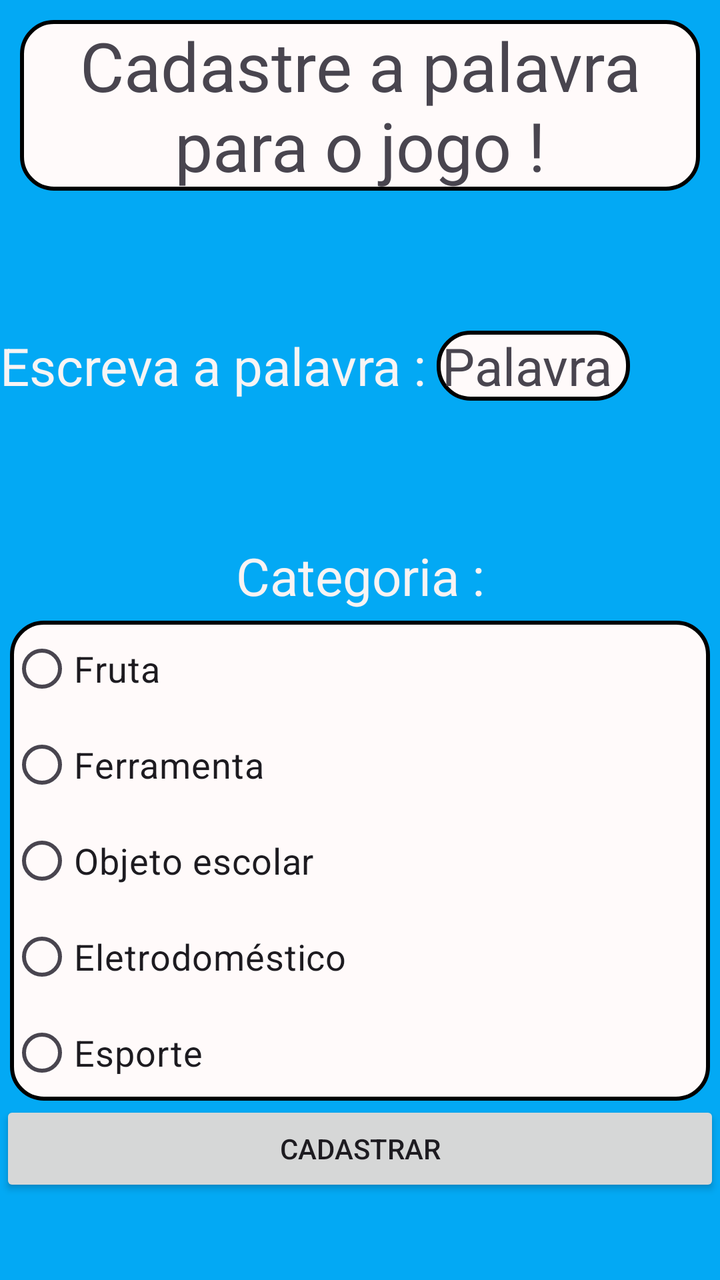
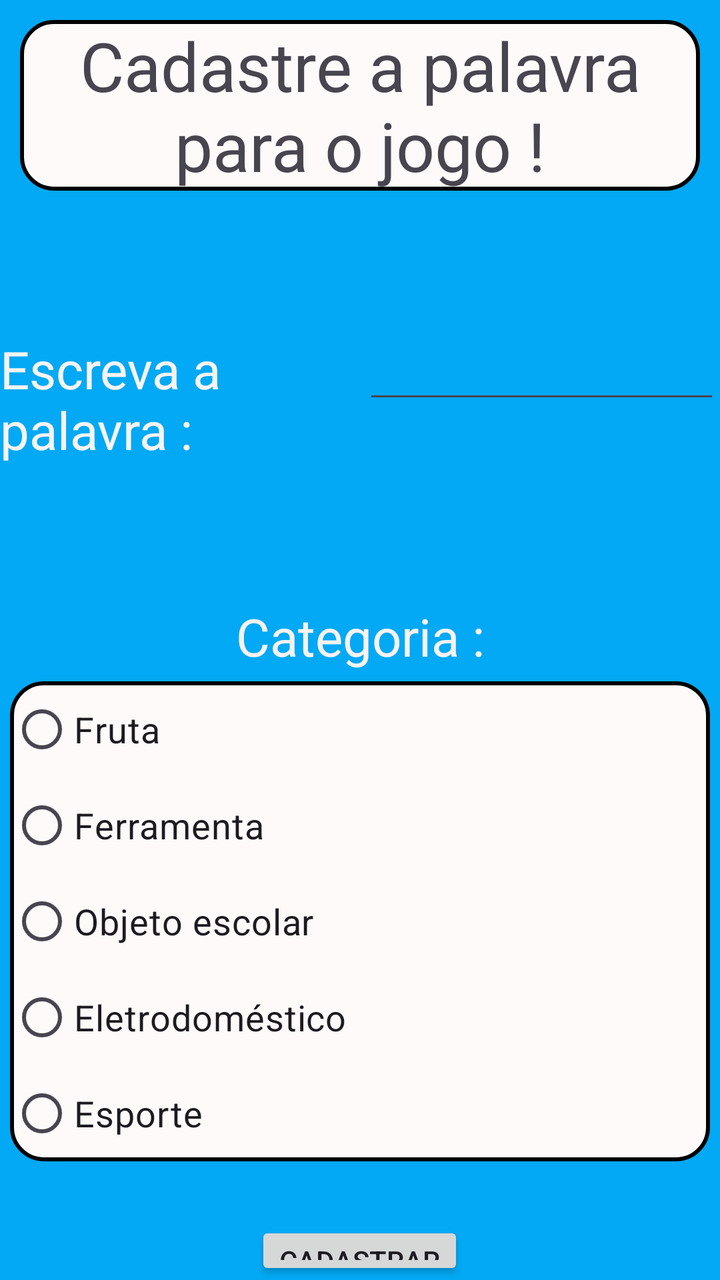

An Android layout rendered at two revisions. The XML below is the earlier revision; the diff shows what the commit changed to produce the second picture.
<!-- AndroidManifest.xml: application theme Theme.JogoForca -->
<!-- res/layout/activity_tela3_cadastro.xml -->
<?xml version="1.0" encoding="utf-8"?>
<LinearLayout xmlns:android="http://schemas.android.com/apk/res/android"
    xmlns:app="http://schemas.android.com/apk/res-auto"
    xmlns:tools="http://schemas.android.com/tools"
    android:id="@+id/main"
    android:layout_width="match_parent"
    android:layout_height="match_parent"
    android:background="#03A9F4"
    android:orientation="vertical"
    tools:context=".Tela3_Cadastro">

    <LinearLayout
        android:layout_width="match_parent"
        android:layout_height="wrap_content"
        android:layout_margin="10dp"
        android:background="@drawable/borda"
        android:orientation="vertical">

        <TextView
            android:id="@+id/textView5"
            android:layout_width="match_parent"
            android:layout_height="wrap_content"
            android:layout_weight="0.25"
            android:gravity="center"
            android:text="Cadastre a palavra para o jogo !"
            android:textSize="34sp" />

    </LinearLayout>

    <LinearLayout
        android:layout_width="match_parent"
        android:layout_height="wrap_content"
        android:layout_marginTop="60sp"
        android:orientation="horizontal">

        <TextView
            android:id="@+id/textView12"
            android:layout_width="wrap_content"
            android:layout_height="wrap_content"
            android:layout_weight="1"
            android:text="Escreva a palavra :"
            android:textColor="#F8F4F4"
            android:textSize="26sp" />

        <TextView
            android:id="@+id/textView11"
            android:layout_width="wrap_content"
            android:layout_height="wrap_content"
            android:layout_marginRight="45dp"
            android:layout_weight="1"
            android:background="@drawable/borda"
            android:gravity="center"
            android:text="Palavra "
            android:textSize="26sp" />
    </LinearLayout>

    <LinearLayout
        android:layout_width="match_parent"
        android:layout_height="wrap_content"
        android:layout_marginTop="70sp"
        android:orientation="vertical">

        <TextView
            android:id="@+id/textView13"
            android:layout_width="match_parent"
            android:layout_height="wrap_content"
            android:gravity="center"
            android:text="Categoria :"
            android:textColor="#F8F3F3"
            android:textSize="26sp" />

        <RadioGroup
            android:layout_width="match_parent"
            android:layout_height="wrap_content"
            android:layout_marginLeft="5sp"
            android:layout_marginTop="5sp"
            android:layout_marginRight="5sp"
            android:background="@drawable/borda">

            <RadioButton
                android:id="@+id/radioButton2"
                android:layout_width="match_parent"
                android:layout_height="wrap_content"
                android:text="Fruta"
                android:textSize="18sp" />

            <RadioButton
                android:id="@+id/radioButton4"
                android:layout_width="match_parent"
                android:layout_height="wrap_content"
                android:text="Ferramenta"
                android:textSize="18sp" />

            <RadioButton
                android:id="@+id/radioButton5"
                android:layout_width="match_parent"
                android:layout_height="wrap_content"
                android:text="Objeto escolar"
                android:textSize="18sp" />

            <RadioButton
                android:id="@+id/radioButton6"
                android:layout_width="match_parent"
                android:layout_height="wrap_content"
                android:text="Eletrodoméstico"
                android:textSize="18sp" />

            <RadioButton
                android:id="@+id/radioButton7"
                android:layout_width="match_parent"
                android:layout_height="wrap_content"
                android:text="Esporte"
                android:textSize="18sp" />
        </RadioGroup>
    </LinearLayout>

    <LinearLayout
        android:layout_width="match_parent"
        android:layout_height="match_parent"
        android:layout_gravity="center"
        android:orientation="horizontal">

        <Button
            android:id="@+id/button2"
            android:layout_width="match_parent"
            android:layout_height="wrap_content"
            android:layout_weight="1"
            android:gravity="center"
            android:text="Cadastrar" />
    </LinearLayout>

</LinearLayout>
<!-- resources referenced by this layout -->
<resources>
  <!-- drawable borda (drawable) -->
  <?xml version="1.0" encoding="utf-8"?>
  <shape xmlns:android="http://schemas.android.com/apk/res/android">
      
  <solid android:color="#fffafa"/>
      
  <corners android:radius="16dp"/>
      
   <stroke
     android:width="2dp"
     android:color="#000000"/>
      </shape>
  <style name="Theme.JogoForca" parent="Base.Theme.JogoForca" />
  <style name="Base.Theme.JogoForca" parent="Theme.Material3.DayNight.NoActionBar">
          
          
      </style>
</resources>

<!-- the commit's change to res/layout/activity_tela3_cadastro.xml (unified diff, before → after) -->
@@ -42,16 +42,14 @@
             android:textColor="#F8F4F4"
             android:textSize="26sp" />
 
-        <TextView
-            android:id="@+id/textView11"
+        <EditText
+            android:id="@+id/editTextText"
             android:layout_width="wrap_content"
             android:layout_height="wrap_content"
-            android:layout_marginRight="45dp"
             android:layout_weight="1"
-            android:background="@drawable/borda"
-            android:gravity="center"
-            android:text="Palavra "
-            android:textSize="26sp" />
+            android:ems="10"
+            android:inputType="text" />
+
     </LinearLayout>
 
     <LinearLayout
@@ -70,6 +68,7 @@
             android:textSize="26sp" />
 
         <RadioGroup
+            android:id="@+id/id_grupo"
             android:layout_width="match_parent"
             android:layout_height="wrap_content"
             android:layout_marginLeft="5sp"
@@ -116,17 +115,29 @@
 
     <LinearLayout
         android:layout_width="match_parent"
-        android:layout_height="match_parent"
-        android:layout_gravity="center"
+        android:layout_height="wrap_content"
+        android:layout_marginTop="30dp"
+        android:gravity="center"
         android:orientation="horizontal">
 
         <Button
             android:id="@+id/button2"
-            android:layout_width="match_parent"
+            android:layout_width="wrap_content"
             android:layout_height="wrap_content"
-            android:layout_weight="1"
-            android:gravity="center"
             android:text="Cadastrar" />
     </LinearLayout>
 
+    <LinearLayout
+        android:layout_width="match_parent"
+        android:layout_height="match_parent"
+        android:orientation="horizontal">
+
+        <Button
+            android:id="@+id/button4"
+            android:layout_width="wrap_content"
+            android:layout_height="wrap_content"
+            android:layout_weight="1"
+            android:text="Listar Dados" />
+    </LinearLayout>
+
 </LinearLayout>
